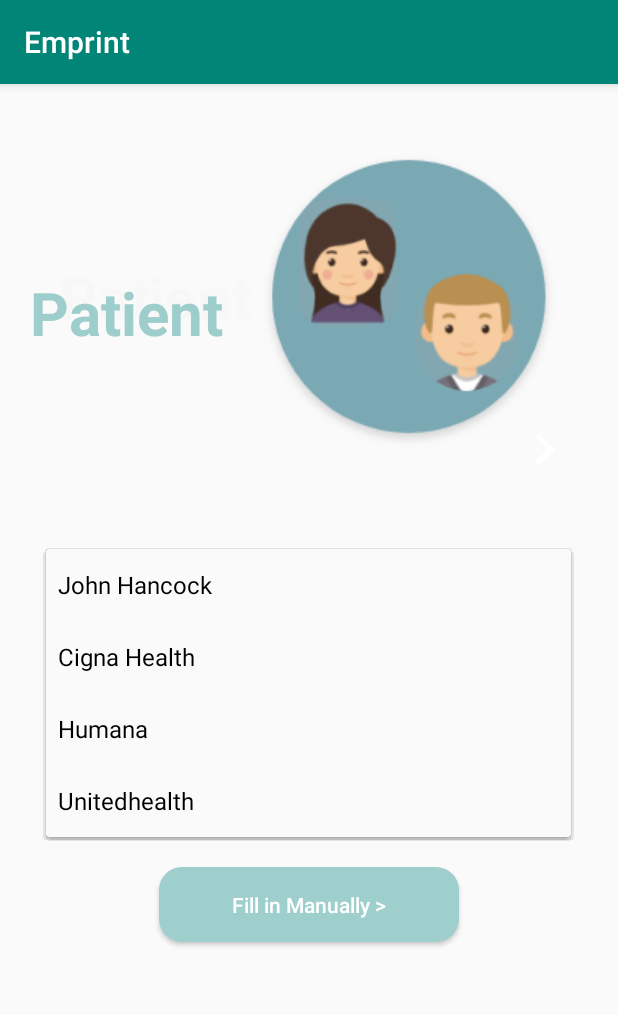
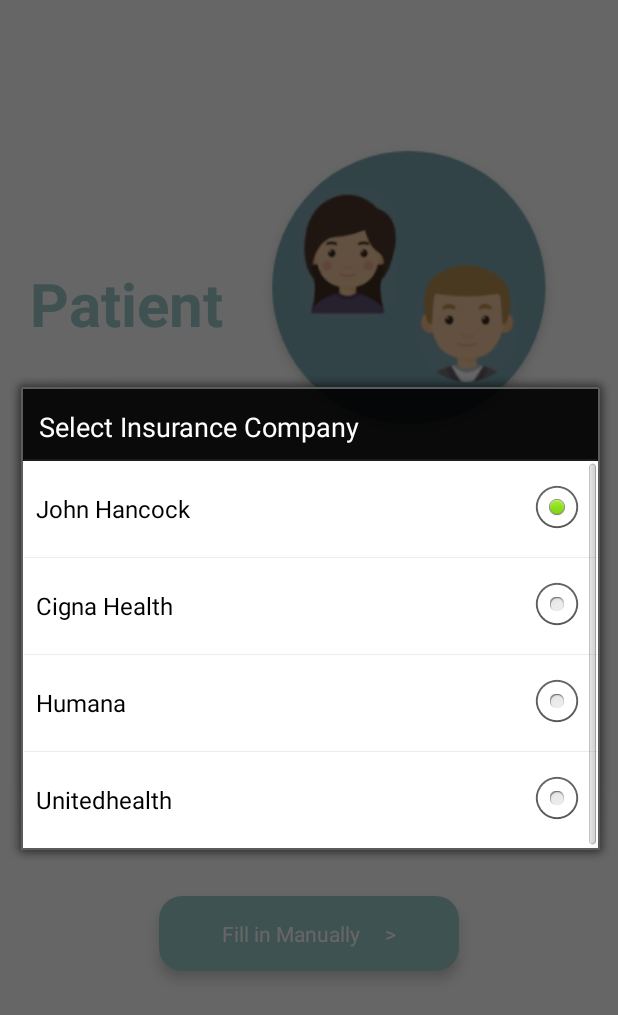
Before and after one commit to peiyaaao/emprint, an Android app: the PatientSignUp screen opened directly, with no data from a screen before it, after a tap on "John Hancock", on a phone screen of 412 x 824 dp. Shown: the top 1015 px of the screen. Run offline under Robolectric (Android 15) with nearby library versions, the phone set to English and light mode, and no system bars.

Commit message:
Clean up the UI

```diff
--- a/app/src/main/AndroidManifest.xml
+++ b/app/src/main/AndroidManifest.xml
@@ -21,7 +21,9 @@
         android:supportsRtl="true"
         android:theme="@style/AppTheme">
         <activity android:name=".PatientLogin"></activity>
-        <activity android:name=".PatientSignUp"></activity>
+        <activity
+            android:name=".PatientSignUp"
+            android:theme="@android:style/Theme.Light.NoTitleBar.Fullscreen"/>
         <activity android:name=".PatientSignUpForm"></activity>
         <activity android:name=".FindPatient"></activity>
         <activity android:name=".MainActivity">
@@ -39,7 +41,7 @@
         <activity
             android:name=".EmergencyContact"
             android:label="@string/title_activity_contact_info"
-            android:theme="@style/AppTheme.NoActionBar" />
+            android:theme="@android:style/Theme.Black.NoTitleBar.Fullscreen" />
 
     </application>
 
--- a/app/src/main/java/com/example/techtogether/emprint/PatientSignUp.java
+++ b/app/src/main/java/com/example/techtogether/emprint/PatientSignUp.java
@@ -1,16 +1,19 @@
 package com.example.techtogether.emprint;
 
+import android.app.Activity;
 import android.content.Intent;
 import android.support.v7.app.AppCompatActivity;
 import android.os.Bundle;
 import android.view.View;
+import android.view.Window;
 import android.widget.Button;
 
-public class PatientSignUp extends AppCompatActivity {
+public class PatientSignUp extends Activity {
 
     @Override
     protected void onCreate(Bundle savedInstanceState) {
         super.onCreate(savedInstanceState);
+        this.requestWindowFeature(Window.FEATURE_NO_TITLE);
         setContentView(R.layout.activity_patient_sign_up);
 
         this.setupButton();
--- a/app/src/main/java/com/example/techtogether/emprint/PatientSignUpForm.java
+++ b/app/src/main/java/com/example/techtogether/emprint/PatientSignUpForm.java
@@ -1,8 +1,8 @@
 package com.example.techtogether.emprint;
 
+import android.app.Activity;
 import android.content.Intent;
 import android.os.Bundle;
-import android.support.v7.app.AppCompatActivity;
 import android.view.View;
 import android.widget.Button;
 import android.widget.EditText;
@@ -11,7 +11,7 @@ import android.widget.EditText;
 import com.google.firebase.database.DatabaseReference;
 import com.google.firebase.database.FirebaseDatabase;
 
-public class PatientSignUpForm extends AppCompatActivity {
+public class PatientSignUpForm extends Activity {
     private EditText fullName;
     private EditText mobile;
     private EditText address;
--- a/app/src/main/res/drawable/round_spinner.xml
+++ b/app/src/main/res/drawable/round_spinner.xml
@@ -1,8 +1,8 @@
 <?xml version="1.0" encoding="utf-8"?>
 <shape xmlns:android="http://schemas.android.com/apk/res/android">
-    <solid android:color="@android:color/transparent" />
+    <solid android:color="#ffffff" />
     <corners android:radius="15dp" />
     <stroke
-        android:width="5dp"
-        android:color="#D3D3D3" />
+        android:width="1dp"
+        android:color="#ebeaea" />
 </shape>
--- a/app/src/main/res/layout/activity_patient_sign_up.xml
+++ b/app/src/main/res/layout/activity_patient_sign_up.xml
@@ -2,13 +2,15 @@
 <LinearLayout xmlns:android="http://schemas.android.com/apk/res/android"
     android:layout_width="match_parent"
     android:layout_height="match_parent"
-    android:layout_marginLeft="20dp"
-    android:layout_marginRight="20dp"
+    android:background="#ffffff"
     android:orientation="vertical" >
 
     <FrameLayout
         android:layout_width="match_parent"
         android:layout_height="300dp"
+        android:layout_marginLeft="20dp"
+        android:layout_marginRight="20dp"
+        android:layout_marginTop="50dp"
         android:orientation="horizontal">
         <ImageView
             android:layout_width="wrap_content"
@@ -17,9 +19,10 @@
             android:background="@drawable/patient"/>
         <TextView
             android:id="@+id/patient_title"
-            android:layout_height="wrap_content"
-            android:layout_width="wrap_content"
+            android:layout_height="80dp"
+            android:layout_width="150dp"
             android:layout_marginTop="125dp"
+            android:background="#ffffff"
             android:textSize="40dp"
             android:textStyle="bold"
             android:textColor="#9dcecc"
@@ -29,8 +32,10 @@
     <Spinner
         android:layout_gravity="center"
         android:id="@+id/patient-insurance-dropdown"
-        android:layout_width="350dp"
-        android:layout_height="50dp"
+        android:layout_width="300dp"
+        android:elevation="5dp"
+        android:layout_height="75dp"
+        android:textAlignment="center"
         android:drawSelectorOnTop="true"
         android:background="@drawable/round_spinner"
         android:prompt="@string/insurance_placeholder"
--- a/app/src/main/res/values/strings.xml
+++ b/app/src/main/res/values/strings.xml
@@ -19,5 +19,5 @@
     <!--Patient Sign Up Strings-->
     <string name="patient_signup_title">Patient</string>
     <string name="insurance_placeholder">Select Insurance Company</string>
-    <string name="manual_button">Fill in Manually  > </string>
+    <string name="manual_button">Fill in Manually &#160; &#160; > </string>
 </resources>
```
Also changed, not shown: app/src/main/res/layout/activity_patient_sign_up_form.xml (+14 -7 lines), app/src/main/res/drawable/group1144.png (added).
